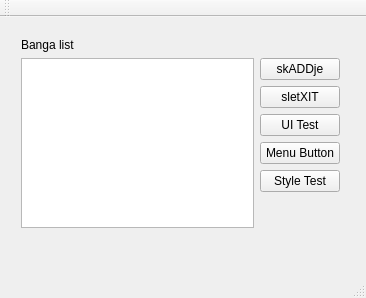
Above: Lola/Lola/TUIcomotive.ui from Petzep/EM-04 before the change. Below: the same form after it.
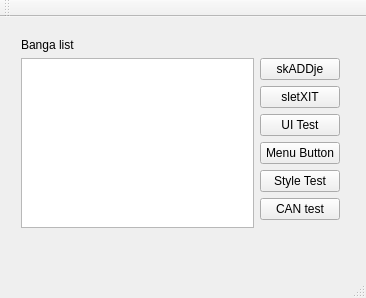
That is the form after the change.

What changed in the file:
```diff
--- a/Lola/Lola/TUIcomotive.ui
+++ b/Lola/Lola/TUIcomotive.ui
@@ -74,6 +74,13 @@
          </property>
         </widget>
        </item>
+       <item>
+        <widget class="QPushButton" name="canButton">
+         <property name="text">
+          <string>CAN test</string>
+         </property>
+        </widget>
+       </item>
        <item>
         <spacer name="verticalSpacer">
          <property name="orientation">
```
